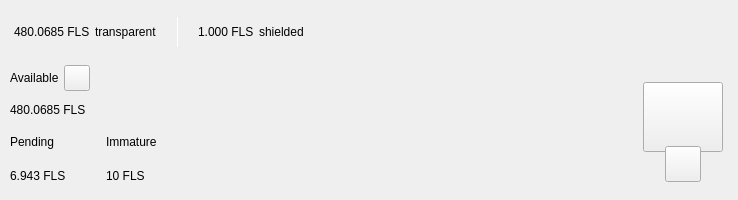
First picture: the form in src/qt/fls/forms/topbar.ui, repository Liquid369/blank, before the edit.
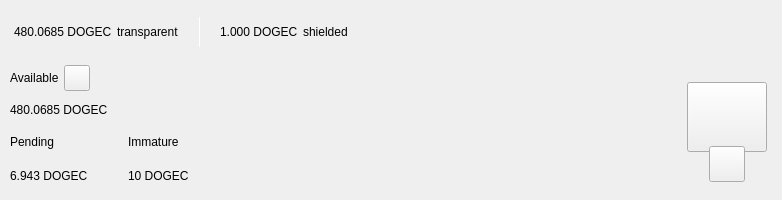
Second picture: the form after the edit. Custom widgets are drawn as their Qt base class.

```diff
--- a/src/qt/fls/forms/topbar.ui
+++ b/src/qt/fls/forms/topbar.ui
@@ -119,7 +119,7 @@
                <string notr="true">padding:0px;margin:0px;</string>
               </property>
               <property name="text">
-               <string notr="true">480.0685 FLS</string>
+               <string notr="true">480.0685 DOGEC</string>
               </property>
              </widget>
             </item>
@@ -195,7 +195,7 @@
                </size>
               </property>
               <property name="text">
-               <string notr="true">1.000 FLS</string>
+               <string notr="true">1.000 DOGEC</string>
               </property>
              </widget>
             </item>
@@ -474,7 +474,7 @@
              <item>
               <widget class="QLabel" name="labelAmountFls">
                <property name="text">
-                <string notr="true">480.0685 FLS</string>
+                <string notr="true">480.0685 DOGEC</string>
                </property>
               </widget>
              </item>
@@ -529,7 +529,7 @@
                  <item>
                   <widget class="QLabel" name="labelPendingFls">
                    <property name="text">
-                    <string notr="true">6.943 FLS</string>
+                    <string notr="true">6.943 DOGEC</string>
                    </property>
                   </widget>
                  </item>
@@ -583,7 +583,7 @@
                  <item>
                   <widget class="QLabel" name="labelImmatureFls">
                    <property name="text">
-                    <string notr="true">10 FLS</string>
+                    <string notr="true">10 DOGEC</string>
                    </property>
                   </widget>
                  </item>
```
Left out of the diff: 14 changed lines with no effect on the pictures.
